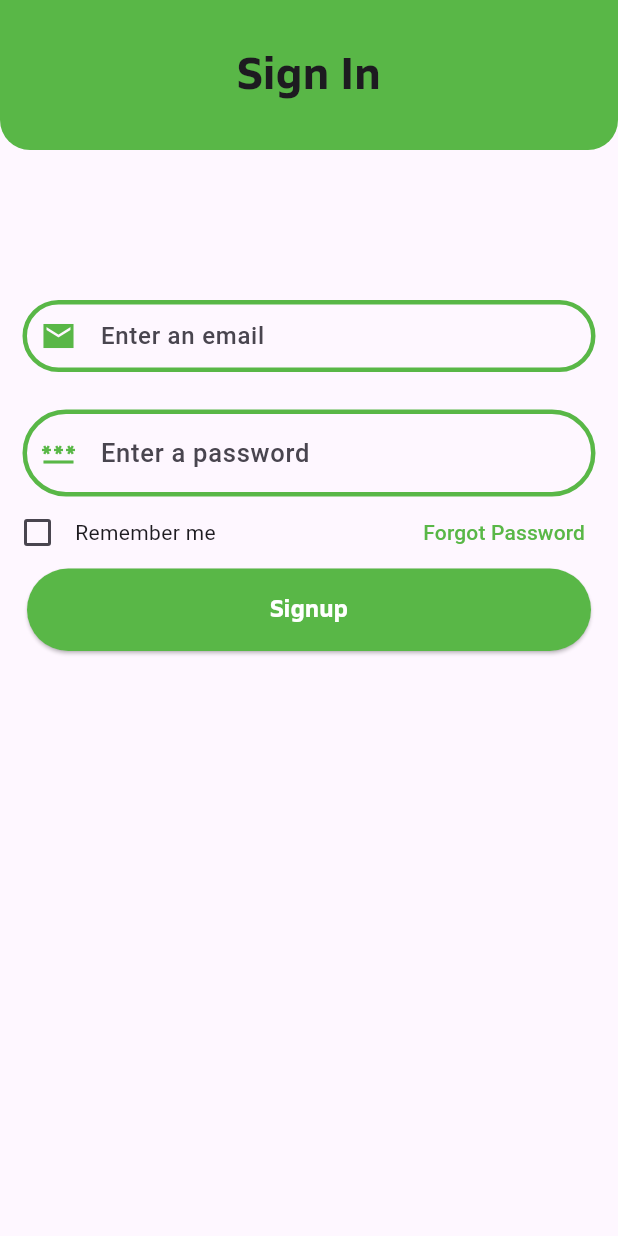
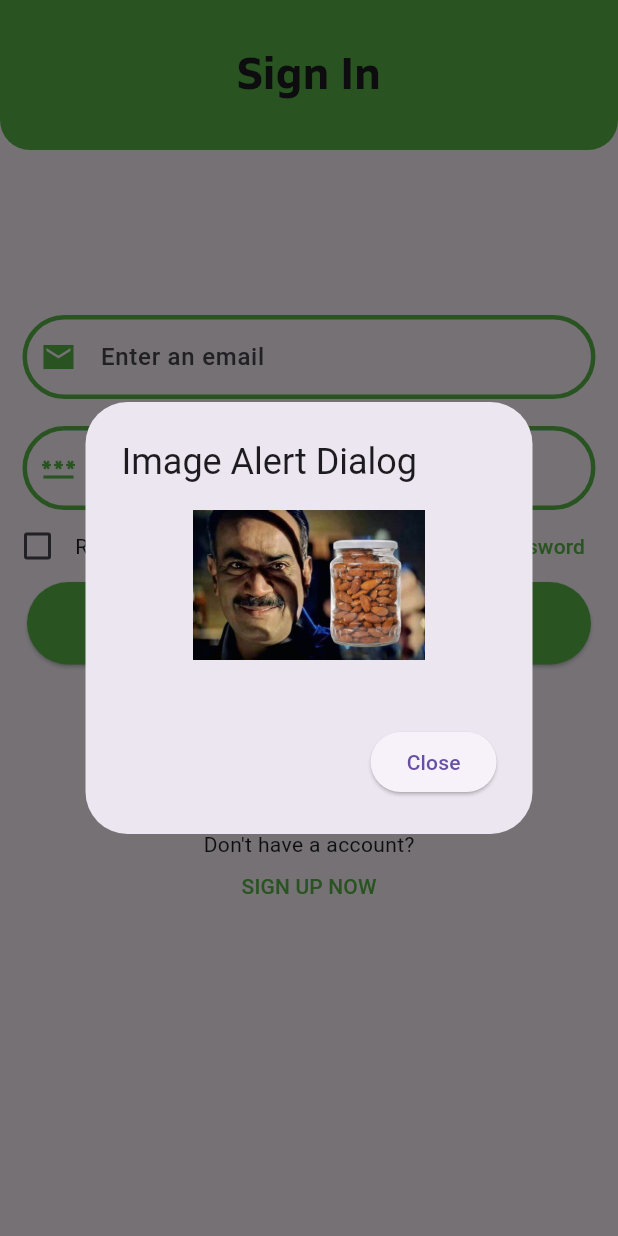
Before and after one commit to MuaviaAsghar/LoginPage, a Flutter app: the screen it shows after launch, after a tap on "Forgot Password", on a phone screen of 412 x 824 dp. Run offline on Flutter 3.47's test engine with Material 3 defaults, Android fonts, the phone set to English and light mode, and no system bars.

Commit message:
Login commit

```diff
--- a/lib/login_page.dart
+++ b/lib/login_page.dart
@@ -27,7 +27,7 @@ class _LoginpageState extends State<Loginpage> {
       ),
       body: SingleChildScrollView(
         child: Padding(
-          padding: const EdgeInsets.only(top: 100),
+          padding: const EdgeInsets.only(top: 110),
           child: Column(
             mainAxisAlignment: MainAxisAlignment.start,
             // crossAxisAlignment: CrossAxisAlignment.start,
@@ -36,10 +36,9 @@ class _LoginpageState extends State<Loginpage> {
                 padding: const EdgeInsets.symmetric(horizontal: 15),
                 child: TextField(
 
-                  keyboardType: TextInputType.emailAddress,
+                  // keyboardType: TextInputType.emailAddress,
                   decoration: InputDecoration(
-                    contentPadding: const EdgeInsets.symmetric(vertical: 0.0,
-      horizontal: 0.0,),
+      //
                     prefixIcon: const Icon(Icons.email_sharp
                     ,color: customgreen,
                     ),
@@ -68,7 +67,7 @@ class _LoginpageState extends State<Loginpage> {
                 ),
               ),
               Padding(
-                padding: const EdgeInsets.only(left: 15, right: 15, top: 25),
+                padding: const EdgeInsets.only(left: 15, right: 15, top: 18),
                 child: TextField(
 
                   obscureText: true,
@@ -79,7 +78,8 @@ class _LoginpageState extends State<Loginpage> {
                     // labelStyle: const TextStyle(
                         // fontSize: 17, fontWeight: FontWeight.bold),
                     hintStyle: const TextStyle(
-                        fontSize: 17, fontWeight: FontWeight.w500),
+                        fontSize: 16,
+                        fontWeight: FontWeight.w500),
                     // labelText: "Password",
                     hintText: 'Enter a password',
                     focusedBorder: OutlineInputBorder(
@@ -128,7 +128,10 @@ class _LoginpageState extends State<Loginpage> {
                       ],
                     ),
                     TextButton(
-                      onPressed: () {
+                      onPressed: (
+
+                      ) {
+                        showImageAlertDialog(context);
                         // Handle "Forgot Password" button press
                       },
                       child: const Text(
@@ -167,10 +170,60 @@ class _LoginpageState extends State<Loginpage> {
                   ),
                 ),
               ),
+              const Padding(
+                padding: EdgeInsets.only(top: 110),
+                child: Text("Don't have a account?"),
+              ),
+
+              TextButton(onPressed: (){
+
+              }, child: const Padding(
+                padding: EdgeInsets.only(top:0,bottom: 40),
+                child: Text("SIGN UP NOW",style: TextStyle(color: customgreen),),
+              ))
+
             ],
+
           ),
+
         ),
+
       ),
+
     );
   }
 }
+
+
+
+
+  void showImageAlertDialog(BuildContext context) {
+    showDialog(
+      context: context,
+      builder: (BuildContext context) {
+        return AlertDialog(
+          title: const Text('Image Alert Dialog'),
+          content: Column(
+            mainAxisSize: MainAxisSize.min,
+            children: <Widget>[
+              Image.asset(
+                'assets/images/Almonds.png', // Replace with your image path
+                width: 250,
+                height: 100, // Adjust image width as needed
+              ),
+              const SizedBox(height: 20), // Adjust spacing as needed
+
+            ],
+          ),
+          actions: <Widget>[
+            ElevatedButton(
+              onPressed: () {
+                Navigator.of(context).pop(); // Close the AlertDialog
+              },
+              child: const Text('Close'),
+            ),
+          ],
+        );
+      },
+    );
+  }
--- a/pubspec.yaml
+++ b/pubspec.yaml
@@ -59,8 +59,8 @@ flutter:
   uses-material-design: true
 
   # To add assets to your application, add an assets section, like this:
-  # assets:
-  #   - images/a_dot_burr.jpeg
+  assets:
+    - assets/images/Almonds.png
   #   - images/a_dot_ham.jpeg
 
   # An image asset can refer to one or more resolution-specific "variants", see
```
Also changed, not shown: assets/images/Almonds.png (added).
